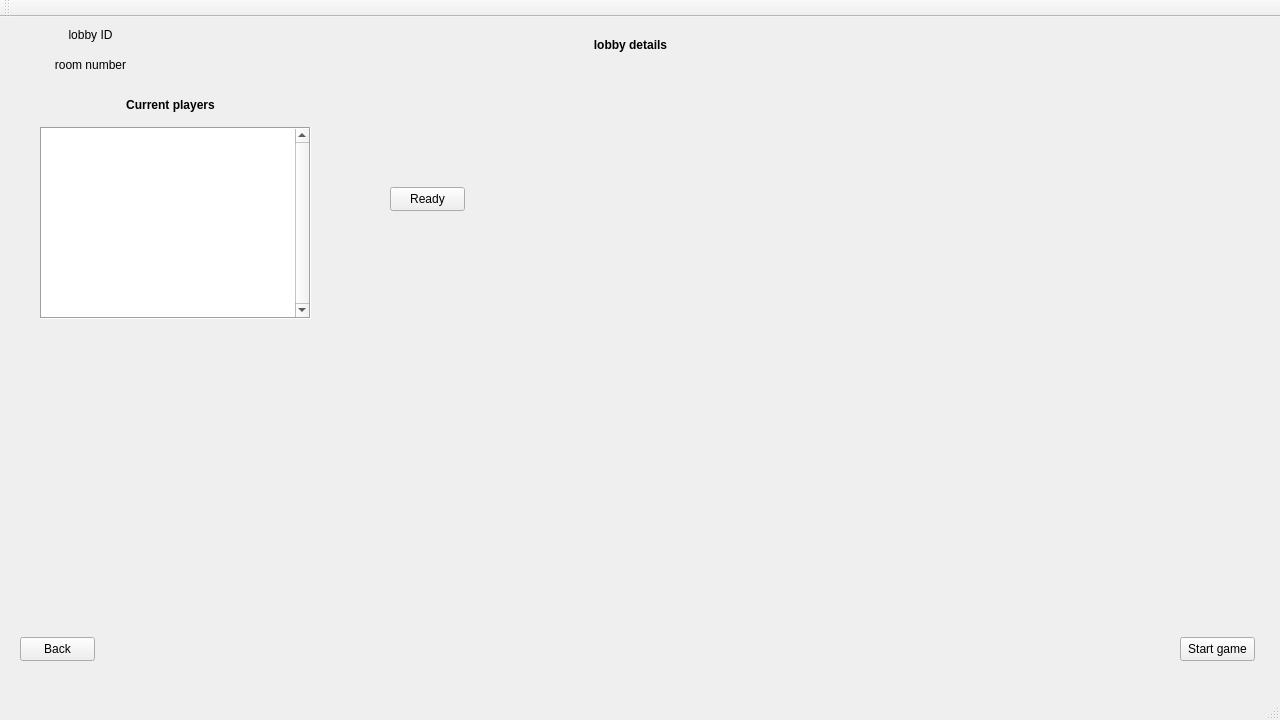
The window that Triviador/Triviador/Triviador.ui (AndreiAndreea/TriviadorMCpp) describes before a commit, drawn with Qt 5.
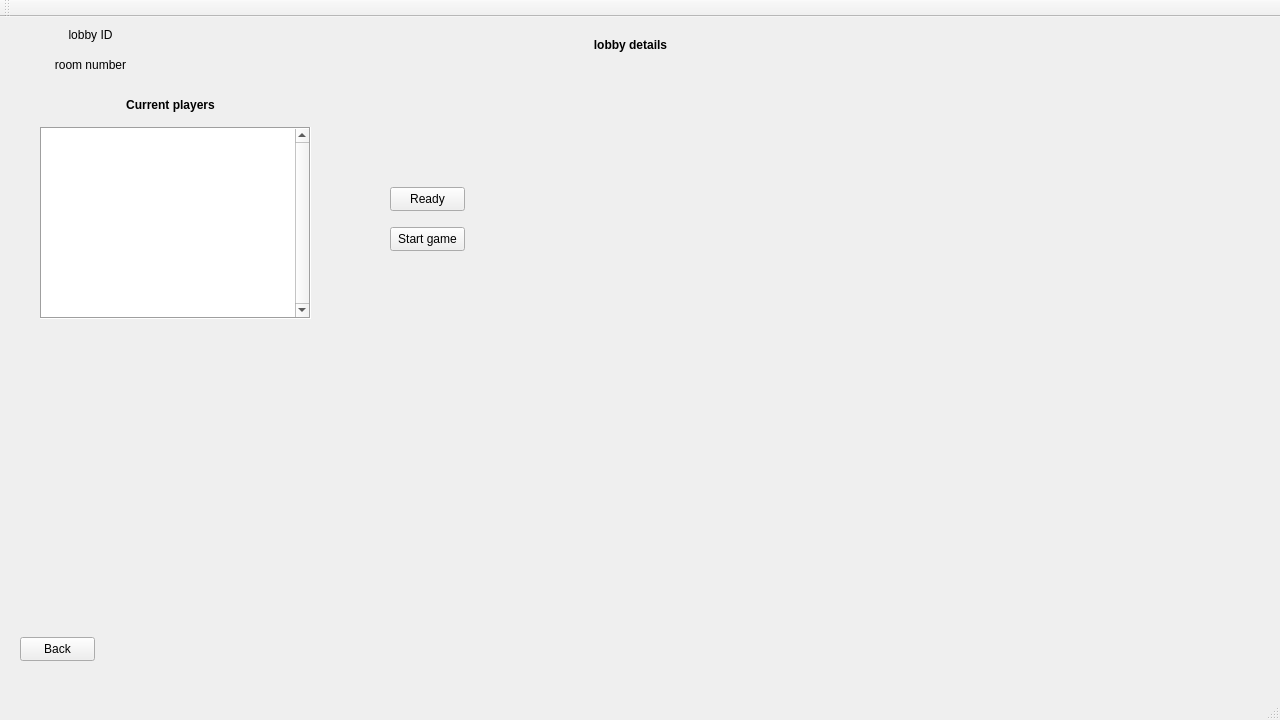
The same window after the commit.

Commit message: Modified Game class constructor to get the data for the map setup from the Triviador class (modified Game class functionality to only handle the map creation and drawing, the spin boxes and buttons to set the map data are now located in Triviador class). Added an initializeQuestionsGeneratorTimer before showing the GameElementsGenerator window, so the user is able to see the map setup before playing.

```diff
--- a/Triviador/Triviador/Triviador.ui
+++ b/Triviador/Triviador/Triviador.ui
@@ -819,8 +819,8 @@
      <widget class="QPushButton" name="startGameLobbyPushButton">
       <property name="geometry">
        <rect>
-        <x>1180</x>
-        <y>620</y>
+        <x>390</x>
+        <y>210</y>
         <width>75</width>
         <height>24</height>
        </rect>
```
Left out of the diff: 2 changed lines with no effect on the pictures. The commit also changes 7 other files.
